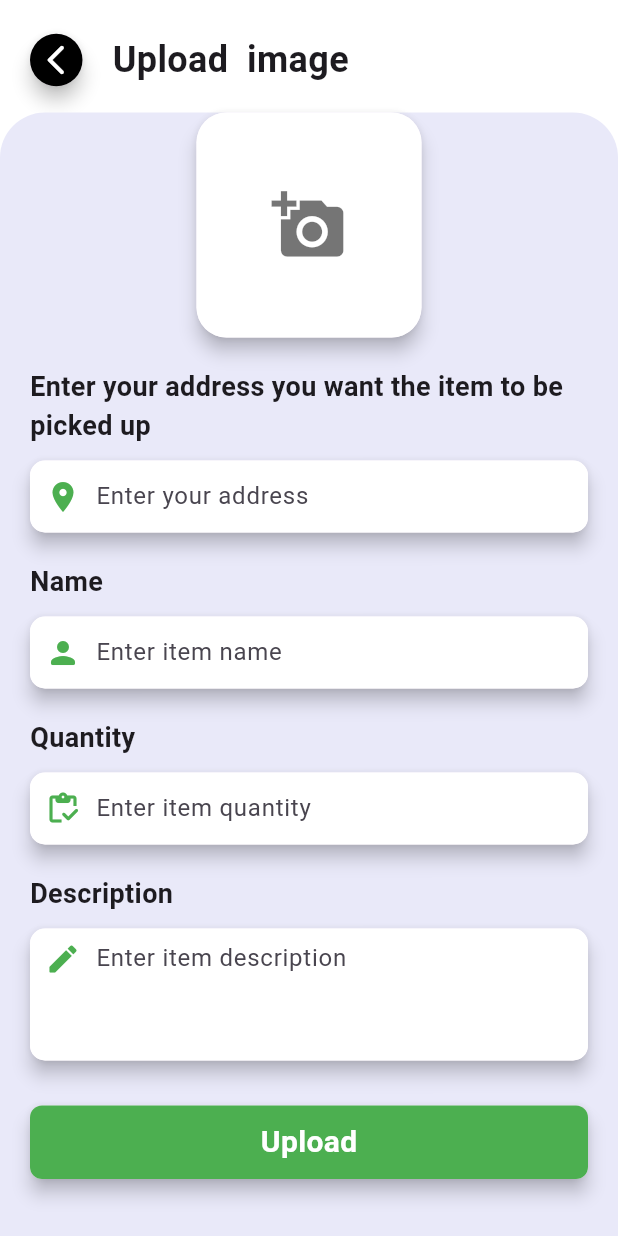
After one commit to DiseirangCHHEUN/recycle_app, a Flutter app: the screen it shows once a user with an empty profile is signed in, after a tap on the "add" icon, on a phone screen of 412 x 824 dp. The commit adds this screen. Run offline on Flutter 3.47's test engine with Material 3 defaults, Android fonts, the phone set to English and light mode, and no system bars; our stand-ins replace cloud_firestore, firebase_auth, firebase_core, google_sign_in, image_picker, shared_preferences; accounts and stored records are empty; network calls fail.

Commit message:
add pick image function

```diff
--- /dev/null
+++ b/lib/helper/shared_pref.dart
@@ -0,0 +1,40 @@
+import 'package:flutter/widgets.dart';
+import 'package:shared_preferences/shared_preferences.dart';
+
+class SharedPreferencesHelper {
+  static const String _userIdKey = 'userId';
+  static const String _userNameKey = 'userName';
+  static const String _userEmailKey = 'userEmail';
+  static const String _userImageKey = 'userImageKey';
+
+  Future<bool> saveUserId(String getUserId) async {
+    SharedPreferences prefs = await SharedPreferences.getInstance();
+    debugPrint('Saving userId: $getUserId');
+    return await prefs.setString(_userIdKey, getUserId);
+  }
+
+  Future<String?> getUserId() async {
+    SharedPreferences prefs = await SharedPreferences.getInstance();
+    return prefs.getString(_userIdKey);
+  }
+
+  Future<bool> saveUserName(String getUserName) async {
+    SharedPreferences prefs = await SharedPreferences.getInstance();
+    return await prefs.setString(_userNameKey, getUserName);
+  }
+
+  Future<bool> saveUserEmail(String getUserEmail) async {
+    SharedPreferences prefs = await SharedPreferences.getInstance();
+    return await prefs.setString(_userEmailKey, getUserEmail);
+  }
+
+  Future<bool> saveUserImage(String getUserImage) async {
+    SharedPreferences prefs = await SharedPreferences.getInstance();
+    return await prefs.setString(_userImageKey, getUserImage);
+  }
+
+  Future<bool> clearUserData() async {
+    SharedPreferences prefs = await SharedPreferences.getInstance();
+    return await prefs.clear();
+  }
+}
--- a/lib/main.dart
+++ b/lib/main.dart
@@ -4,6 +4,9 @@ import 'package:recycle_app/firebase_options.dart' show DefaultFirebaseOptions;
 import 'package:recycle_app/pages/login_page.dart';
 import 'package:recycle_app/pages/home_page.dart';
 import 'package:recycle_app/pages/onboarding_page.dart';
+
+import 'wrapper/auth_checker.dart';
+import 'pages/upload_item.dart';
 
 void main() async {
   WidgetsFlutterBinding.ensureInitialized();
@@ -22,9 +25,11 @@ class MyApp extends StatelessWidget {
       title: 'Recycle App',
       initialRoute: '/',
       routes: {
-        '/': (context) => LoginPage(),
+        '/': (context) => AuthChecker(),
+        '/login': (context) => LoginPage(),
         '/home': (context) => HomePage(),
         '/onboarding': (context) => OnboardingPage(),
+        '/upload_item': (context) => UploadItem(),
       },
     );
   }
--- a/lib/pages/home_page.dart
+++ b/lib/pages/home_page.dart
@@ -1,4 +1,7 @@
+import 'package:firebase_auth/firebase_auth.dart';
 import 'package:flutter/material.dart';
+import 'package:recycle_app/helper/shared_pref.dart';
+import 'package:recycle_app/services/auth_service.dart';
 import 'package:recycle_app/styles/app_text_style.dart';
 
 class HomePage extends StatefulWidget {
@@ -9,6 +12,24 @@ class HomePage extends StatefulWidget {
 }
 
 class _HomePageState extends State<HomePage> {
+  final User? user = FirebaseAuth.instance.currentUser;
+
+  String? id;
+
+  getUserIdFromSharedPref() async {
+    await SharedPreferencesHelper().getUserId().then((value) {
+      setState(() {
+        id = value;
+      });
+    });
+  }
+
+  @override
+  void initState() {
+    getUserIdFromSharedPref();
+    super.initState();
+  }
+
   @override
   Widget build(BuildContext context) {
     return Scaffold(
@@ -23,18 +44,26 @@ class _HomePageState extends State<HomePage> {
                 children: [
                   Text(
                     '👋Hello, ',
-                    style: AppTextStyle.headlineTextStyle(25.0),
+                    style: AppTextStyle.headlineTextStyle(21.0),
                   ),
-                  Text('Diseirang ', style: AppTextStyle.greenTextStyle(24.0)),
+                  Text(
+                    user?.displayName ?? 'Username ',
+                    style: AppTextStyle.greenTextStyle(20.0),
+                  ),
                   Spacer(),
-                  _buildAvatarProfile(),
+                  GestureDetector(
+                    onTap: () {
+                      AuthService().signOut();
+                    },
+                    child: _buildAvatarProfile(),
+                  ),
                 ],
               ),
             ),
             Padding(
               padding: const EdgeInsets.symmetric(
                 horizontal: 20.0,
-                vertical: 25.0,
+                vertical: 15.0,
               ),
               child: Material(
                 elevation: 5.0,
@@ -43,7 +72,7 @@ class _HomePageState extends State<HomePage> {
                   children: [
                     ClipRRect(
                       borderRadius: BorderRadius.circular(25.0),
-                      child: Image.asset("assets/images/home0.jpeg"),
+                      child: Image.asset("assets/images/tash_bin.jpeg"),
                     ),
                     Padding(
                       padding: const EdgeInsets.only(left: 25, top: 25),
@@ -51,11 +80,11 @@ class _HomePageState extends State<HomePage> {
                         children: [
                           Text(
                             "Earn Points",
-                            style: AppTextStyle.headlineTextStyle(40.0),
+                            style: AppTextStyle.whiteTextStyle(40.0),
                           ),
                           Text(
                             "for discarded trash",
-                            style: AppTextStyle.normalTextStyle(24.0),
+                            style: AppTextStyle.whiteTextStyle(24.0),
                           ),
                         ],
                       ),
@@ -68,7 +97,7 @@ class _HomePageState extends State<HomePage> {
               padding: const EdgeInsets.symmetric(horizontal: 20.0),
               child: Text(
                 "Categories",
-                style: AppTextStyle.headlineTextStyle(24.0),
+                style: AppTextStyle.headlineTextStyle(20.0),
               ),
             ),
             _buildCategoryList(),
@@ -80,7 +109,7 @@ class _HomePageState extends State<HomePage> {
                 children: [
                   Text(
                     "Pending Requests",
-                    style: AppTextStyle.headlineTextStyle(24.0),
+                    style: AppTextStyle.headlineTextStyle(20.0),
                   ),
                   Container(
                     padding: EdgeInsets.symmetric(vertical: 10.0),
@@ -130,15 +159,25 @@ class _HomePageState extends State<HomePage> {
           ],
         ),
       ),
+      floatingActionButton: FloatingActionButton(
+        onPressed: () {
+          Navigator.pushNamed(context, '/upload_item');
+        },
+        backgroundColor: Colors.white,
+        child: Icon(Icons.add),
+      ),
     );
   }
 
   SizedBox _buildAvatarProfile() {
     return SizedBox(
-      height: 50,
+      height: 40,
       child: ClipRRect(
         borderRadius: BorderRadius.circular(10.0),
-        child: Image.asset("assets/images/profile.jpg"),
+        child: Image.network(
+          user?.photoURL ?? "assets/images/profile.jpg",
+          fit: BoxFit.cover,
+        ),
       ),
     );
   }
@@ -151,7 +190,7 @@ class _HomePageState extends State<HomePage> {
         scrollDirection: Axis.horizontal,
         padding: EdgeInsets.symmetric(horizontal: 20.0),
         children: [
-          _buildCategoryCard(image: 'assets/images/glass.jpeg', text: "Glas"),
+          _buildCategoryCard(image: 'assets/images/glass.jpeg', text: "Glass"),
           SizedBox(width: 30),
           _buildCategoryCard(
             image: 'assets/images/battery.jpeg',
@@ -175,7 +214,16 @@ class _HomePageState extends State<HomePage> {
   Column _buildCategoryCard({required String image, required String text}) {
     return Column(
       children: [
-        Container(
+        GestureDetector(
+          onTap: () {
+            Navigator.pushNamed(
+              context,
+              '/upload_item',
+              arguments: {'categories': text, 'id': id},
+              // Pass the category name to the upload item page
+            );
+          },
+          child: Container(
             padding: EdgeInsets.all(5),
             decoration: BoxDecoration(
               borderRadius: BorderRadius.circular(18),
@@ -191,6 +239,7 @@ class _HomePageState extends State<HomePage> {
               ),
             ),
           ),
+        ),
         SizedBox(height: 5.0),
         Text(text, style: AppTextStyle.normalTextStyle(18.0)),
       ],
--- a/lib/pages/login_page.dart
+++ b/lib/pages/login_page.dart
@@ -26,10 +26,13 @@ class _LoginPageState extends State<LoginPage> {
               padding: const EdgeInsets.all(20.0),
               child: Column(
                 children: [
-                  Image.asset(
-                    'assets/images/plastic.jpeg',
-                    height: 150,
-                    width: 150,
+                  ClipRRect(
+                    borderRadius: BorderRadius.circular(20.0),
+                    child: Image.asset(
+                      'assets/images/plastic.jpeg',
+                      height: 150,
+                      width: 150,
+                    ),
                   ),
                   SizedBox(height: 10.0),
                   Text(
@@ -50,9 +53,7 @@ class _LoginPageState extends State<LoginPage> {
                   SizedBox(height: 30.0),
                   GestureDetector(
                     onTap: () {
-                      AuthService().signinWithGoogle().then((value) {
-                        Navigator.pushReplacementNamed(context, '/home');
-                      });
+                      AuthService().signinWithGoogle();
                     },
                     child: Material(
                       borderRadius: BorderRadius.circular(20.0),
--- a/lib/pages/onboarding_page.dart
+++ b/lib/pages/onboarding_page.dart
@@ -31,7 +31,7 @@ class _OnboardingPageState extends State<OnboardingPage> {
                   style: AppTextStyle.normalTextStyle(20.0),
                 ),
                 SizedBox(height: 100.0),
-                MButton('Get Started'),
+                MButton('Get Started', onTap: () {}),
               ],
             ),
           ),
--- /dev/null
+++ b/lib/pages/upload_item.dart
@@ -0,0 +1,289 @@
+import 'dart:io';
+
+import 'package:flutter/material.dart';
+import 'package:image_picker/image_picker.dart';
+import 'package:recycle_app/widgets/material_button.dart';
+
+class UploadItem extends StatefulWidget {
+  const UploadItem({super.key});
+
+  @override
+  State<UploadItem> createState() => _UploadItemState();
+}
+
+class _UploadItemState extends State<UploadItem> {
+  TextEditingController addressController = TextEditingController();
+  TextEditingController nameController = TextEditingController();
+  TextEditingController quantityController = TextEditingController();
+  TextEditingController descriptionController = TextEditingController();
+
+  // Initialize ImagePicker
+  final ImagePicker picker = ImagePicker();
+  File? selectedImage; // Placeholder for image selection
+
+  // Function to select an image
+  Future<void> selectImage() async {
+    try {
+      var image = await picker.pickImage(source: ImageSource.gallery);
+      selectedImage = File(image!.path);
+      setState(() {
+        // Update the UI with the selected image
+      });
+    } catch (e) {
+      // Handle error if needed
+      print('Error selecting image: $e');
+    }
+  }
+
+  @override
+  Widget build(BuildContext context) {
+    final args =
+        ModalRoute.of(context)?.settings.arguments as Map<String, dynamic>?;
+
+    final categories = args?['categories'] ?? '';
+    // final id = args?['id'] ?? '';
+
+    return Scaffold(
+      body: Column(
+        crossAxisAlignment: CrossAxisAlignment.start,
+        children: [
+          const SizedBox(height: 15.0),
+          buildUploadAppBar(context, categories),
+          const SizedBox(height: 10.0),
+          Expanded(
+            child: Container(
+              padding: EdgeInsets.symmetric(horizontal: 20.0),
+              decoration: BoxDecoration(
+                color: Color(0xFFE9E9F9),
+                borderRadius: BorderRadius.only(
+                  topLeft: Radius.circular(30.0),
+                  topRight: Radius.circular(30.0),
+                ),
+              ),
+              child: ListView(
+                children: [
+                  Center(
+                    child: GestureDetector(
+                      onTap: () {
+                        selectImage();
+                      },
+                      child: Material(
+                        elevation: 5.0,
+                        borderRadius: BorderRadius.circular(20.0),
+                        child: Container(
+                          height: 150,
+                          width: 150,
+                          decoration: BoxDecoration(
+                            color: Colors.white,
+                            borderRadius: BorderRadius.circular(20.0),
+                          ),
+                          child:
+                              selectedImage != null
+                                  ? ClipRRect(
+                                    borderRadius: BorderRadius.circular(20.0),
+                                    child: Image.file(
+                                      selectedImage!,
+                                      fit: BoxFit.cover,
+                                    ),
+                                  )
+                                  : const Icon(
+                                    Icons.add_a_photo,
+                                    size: 50.0,
+                                    color: Colors.black54,
+                                  ),
+                        ),
+                      ),
+                    ),
+                  ),
+                  const SizedBox(height: 20.0),
+                  Text(
+                    'Enter your address you want the item to be picked up',
+                    style: TextStyle(fontSize: 18, fontWeight: FontWeight.bold),
+                  ),
+                  const SizedBox(height: 10.0),
+                  Material(
+                    borderRadius: BorderRadius.circular(10.0),
+                    elevation: 5.0,
+                    child: Container(
+                      padding: const EdgeInsets.symmetric(horizontal: 10.0),
+                      decoration: BoxDecoration(
+                        borderRadius: BorderRadius.circular(10.0),
+                        color: Colors.white,
+                      ),
+                      child: Row(
+                        children: [
+                          Icon(Icons.location_on, color: Colors.green),
+                          const SizedBox(width: 10.0),
+                          Expanded(
+                            child: TextField(
+                              controller: addressController,
+                              decoration: InputDecoration(
+                                border: InputBorder.none,
+                                hintText: 'Enter your address',
+                              ),
+                            ),
+                          ),
+                        ],
+                      ),
+                    ),
+                  ),
+                  const SizedBox(height: 20.0),
+                  Text(
+                    'Name',
+                    style: TextStyle(fontSize: 18, fontWeight: FontWeight.bold),
+                  ),
+                  const SizedBox(height: 10.0),
+                  Material(
+                    borderRadius: BorderRadius.circular(10.0),
+                    elevation: 5.0,
+                    child: Container(
+                      padding: const EdgeInsets.symmetric(horizontal: 10.0),
+                      decoration: BoxDecoration(
+                        borderRadius: BorderRadius.circular(10.0),
+                        color: Colors.white,
+                      ),
+                      child: Row(
+                        children: [
+                          Icon(Icons.person_rounded, color: Colors.green),
+                          const SizedBox(width: 10.0),
+                          Expanded(
+                            child: TextField(
+                              controller: nameController,
+                              decoration: InputDecoration(
+                                border: InputBorder.none,
+                                hintText: 'Enter item name',
+                              ),
+                            ),
+                          ),
+                        ],
+                      ),
+                    ),
+                  ),
+                  const SizedBox(height: 20.0),
+                  Text(
+                    'Quantity',
+                    style: TextStyle(fontSize: 18, fontWeight: FontWeight.bold),
+                  ),
+                  const SizedBox(height: 10.0),
+                  Material(
+                    borderRadius: BorderRadius.circular(10.0),
+                    elevation: 5.0,
+                    child: Container(
+                      padding: const EdgeInsets.symmetric(horizontal: 10.0),
+                      decoration: BoxDecoration(
+                        borderRadius: BorderRadius.circular(10.0),
+                        color: Colors.white,
+                      ),
+                      child: Row(
+                        children: [
+                          Icon(Icons.inventory_rounded, color: Colors.green),
+                          const SizedBox(width: 10.0),
+                          Expanded(
+                            child: TextField(
+                              controller: quantityController,
+                              decoration: InputDecoration(
+                                border: InputBorder.none,
+                                hintText: 'Enter item quantity',
+                              ),
+                            ),
+                          ),
+                        ],
+                      ),
+                    ),
+                  ),
+                  const SizedBox(height: 20.0),
+                  Text(
+                    'Description',
+                    style: TextStyle(fontSize: 18, fontWeight: FontWeight.bold),
+                  ),
+                  const SizedBox(height: 10.0),
+                  Material(
+                    borderRadius: BorderRadius.circular(10.0),
+                    elevation: 5.0,
+                    child: Container(
+                      padding: const EdgeInsets.symmetric(horizontal: 10.0),
+                      decoration: BoxDecoration(
+                        borderRadius: BorderRadius.circular(10.0),
+                        color: Colors.white,
+                      ),
+                      child: Row(
+                        crossAxisAlignment: CrossAxisAlignment.start,
+                        children: [
+                          Padding(
+                            padding: const EdgeInsets.only(top: 8.0),
+                            child: Icon(
+                              Icons.edit_rounded,
+                              color: Colors.green,
+                            ),
+                          ),
+                          const SizedBox(width: 10.0),
+                          Expanded(
+                            child: TextField(
+                              textAlign: TextAlign.start,
+                              controller: descriptionController,
+                              maxLines: 3,
+                              decoration: InputDecoration(
+                                border: InputBorder.none,
+                                hintText: 'Enter item description',
+                              ),
+                            ),
+                          ),
+                        ],
+                      ),
+                    ),
+                  ),
+                  const SizedBox(height: 30.0),
+                  MButton(
+                    'Upload',
+                    onTap: () {
+                      // Handle button tap
+                      print('Upload Item button tapped');
+                    },
+                  ),
+                ],
+              ),
+            ),
+          ),
+        ],
+      ),
+    );
+  }
+
+  buildUploadAppBar(BuildContext context, String categories) {
+    return SizedBox(
+      height: 50.0,
+      child: Row(
+        children: [
+          const SizedBox(width: 20.0),
+          GestureDetector(
+            onTap: () {
+              Navigator.pop(context);
+            },
+            child: Material(
+              elevation: 5.0,
+              borderRadius: BorderRadius.circular(100.0),
+              child: Container(
+                height: 35,
+                width: 35,
+                decoration: BoxDecoration(
+                  color: Colors.black,
+                  borderRadius: BorderRadius.circular(100.0),
+                ),
+                child: const Icon(
+                  Icons.arrow_back_ios_rounded,
+                  size: 24.0,
+                  color: Colors.white,
+                ),
+              ),
+            ),
+          ),
+          const SizedBox(width: 20.0),
+          Text(
+            'Upload $categories image',
+            style: TextStyle(fontSize: 24, fontWeight: FontWeight.bold),
+          ),
+        ],
+      ),
+    );
+  }
+}
--- a/lib/services/auth_service.dart
+++ b/lib/services/auth_service.dart
@@ -1,6 +1,7 @@
 import 'package:firebase_auth/firebase_auth.dart';
 
 import 'package:google_sign_in/google_sign_in.dart';
+import 'package:recycle_app/helper/shared_pref.dart';
 
 import 'database.dart';
 
@@ -22,6 +23,10 @@ class AuthService {
         .signInWithCredential(credential);
     final User? user = userCredential.user;
     if (user != null) {
+      await SharedPreferencesHelper().saveUserId(user.uid);
+      await SharedPreferencesHelper().saveUserName(user.displayName!);
+      await SharedPreferencesHelper().saveUserEmail(user.email!);
+      await SharedPreferencesHelper().saveUserImage(user.photoURL!);
       Map<String, dynamic> userData = {
         'uid': user.uid,
         'displayName': user.displayName,
@@ -32,4 +37,14 @@ class AuthService {
       await DatabaseMethods().addUserInfo(userData, user.uid);
     }
   }
+
+  signOut() async {
+    final FirebaseAuth firebaseAuth = FirebaseAuth.instance;
+    final GoogleSignIn googleSignIn = GoogleSignIn();
+
+    await SharedPreferencesHelper().clearUserData();
+
+    await firebaseAuth.signOut();
+    await googleSignIn.signOut();
+  }
 }
--- a/lib/styles/app_text_style.dart
+++ b/lib/styles/app_text_style.dart
@@ -32,4 +32,12 @@ class AppTextStyle {
       color: Colors.green,
     );
   }
+
+  static TextStyle greyTextStyle(double size) {
+    return TextStyle(
+      fontSize: size,
+      fontWeight: FontWeight.w500,
+      color: Colors.grey,
+    );
+  }
 }
--- a/lib/widgets/material_button.dart
+++ b/lib/widgets/material_button.dart
@@ -3,22 +3,29 @@ import 'package:flutter/material.dart';
 import '../styles/app_text_style.dart';
 
 class MButton extends StatelessWidget {
-  const MButton(this.text, {super.key});
+  const MButton(this.text, {super.key, required this.onTap});
 
   final String text;
 
+  final VoidCallback onTap;
+
   @override
   Widget build(BuildContext context) {
-    return Material(
+    return GestureDetector(
+      onTap: onTap,
+      child: Material(
         elevation: 5.0,
         borderRadius: BorderRadius.circular(8),
         child: Container(
-        padding: EdgeInsets.symmetric(horizontal: 30, vertical: 15),
+          padding: EdgeInsets.symmetric(horizontal: 30, vertical: 10),
           decoration: BoxDecoration(
             borderRadius: BorderRadius.circular(8.0),
             color: Colors.green,
           ),
-        child: Text(text, style: AppTextStyle.whiteTextStyle(24.0)),
+          child: Center(
+            child: Text(text, style: AppTextStyle.whiteTextStyle(20.0)),
+          ),
+        ),
       ),
     );
   }
--- /dev/null
+++ b/lib/wrapper/auth_checker.dart
@@ -0,0 +1,22 @@
+import 'package:firebase_auth/firebase_auth.dart';
+import 'package:flutter/material.dart';
+import 'package:recycle_app/pages/login_page.dart';
+
+import '../pages/home_page.dart';
+
+class AuthChecker extends StatelessWidget {
+  const AuthChecker({super.key});
+
+  @override
+  Widget build(BuildContext context) {
+    return StreamBuilder<User?>(
+      stream: FirebaseAuth.instance.authStateChanges(),
+      builder: (context, snapshot) {
+        if (snapshot.connectionState == ConnectionState.waiting) {
+          return const Center(child: CircularProgressIndicator());
+        }
+        return (snapshot.hasData) ? HomePage() : LoginPage();
+      },
+    );
+  }
+}
--- a/pubspec.yaml
+++ b/pubspec.yaml
@@ -40,7 +40,8 @@ dependencies:
   firebase_auth:
   firebase_storage:
   image_picker:
-  google_sign_in:
+  google_sign_in: ^6.3.0
+  shared_preferences: ^2.5.3
 
 dev_dependencies:
   flutter_test:
```
Also changed, not shown: assets/images/tash_bin.jpeg (added), assets/images/upload.png (added), pubspec.lock, 3 other files. Lines whose indentation alone changed are shown as unchanged.
